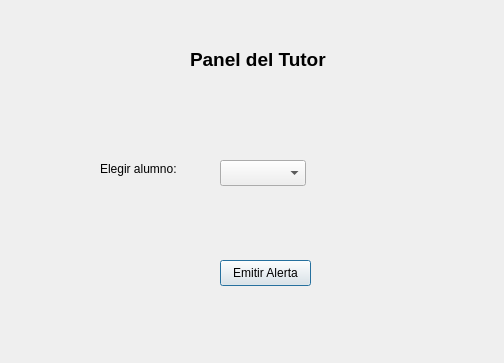
The window that tutorwindow.ui (CarlosMontero04/equipo301) describes before a commit, drawn with Qt 5.
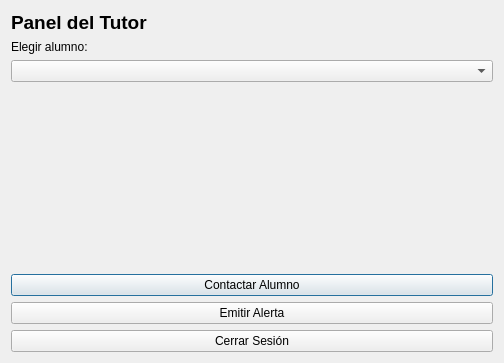
The same window after the commit.

The edit to the form file:
```diff
--- a/tutorwindow.ui
+++ b/tutorwindow.ui
@@ -13,15 +13,9 @@
   <property name="windowTitle">
    <string>Dialog</string>
   </property>
+  <layout class="QVBoxLayout" name="verticalLayout">
+   <item>
   <widget class="QLabel" name="label">
-   <property name="geometry">
-    <rect>
-     <x>190</x>
-     <y>50</y>
-     <width>141</width>
-     <height>18</height>
-    </rect>
-   </property>
    <property name="font">
     <font>
      <pointsize>14</pointsize>
@@ -32,42 +26,52 @@
     <string>Panel del Tutor</string>
    </property>
   </widget>
-  <widget class="QComboBox" name="comboAlumnos">
-   <property name="geometry">
-    <rect>
-     <x>220</x>
-     <y>160</y>
-     <width>86</width>
-     <height>26</height>
-    </rect>
-   </property>
-  </widget>
-  <widget class="QPushButton" name="bntEmitirAlerta">
-   <property name="geometry">
-    <rect>
-     <x>220</x>
-     <y>260</y>
-     <width>91</width>
-     <height>26</height>
-    </rect>
-   </property>
-   <property name="text">
-    <string>Emitir Alerta</string>
-   </property>
-  </widget>
+   </item>
+   <item>
   <widget class="QLabel" name="label_2">
-   <property name="geometry">
-    <rect>
-     <x>100</x>
-     <y>160</y>
-     <width>101</width>
-     <height>18</height>
-    </rect>
-   </property>
    <property name="text">
     <string>Elegir alumno:</string>
    </property>
   </widget>
+   </item>
+   <item>
+    <widget class="QComboBox" name="comboAlumnos"/>
+   </item>
+   <item>
+    <spacer name="verticalSpacer">
+     <property name="orientation">
+      <enum>Qt::Vertical</enum>
+     </property>
+     <property name="sizeHint" stdset="0">
+      <size>
+       <width>20</width>
+       <height>161</height>
+      </size>
+     </property>
+    </spacer>
+   </item>
+   <item>
+    <widget class="QPushButton" name="btnContactar">
+     <property name="text">
+      <string>Contactar Alumno</string>
+     </property>
+    </widget>
+   </item>
+   <item>
+    <widget class="QPushButton" name="bntEmitirAlerta">
+     <property name="text">
+      <string>Emitir Alerta</string>
+     </property>
+    </widget>
+   </item>
+   <item>
+    <widget class="QPushButton" name="btnCerrarSesion">
+     <property name="text">
+      <string>Cerrar Sesión</string>
+     </property>
+    </widget>
+   </item>
+  </layout>
  </widget>
  <resources/>
  <connections/>
```
Lines whose indentation alone changed are shown as unchanged.
